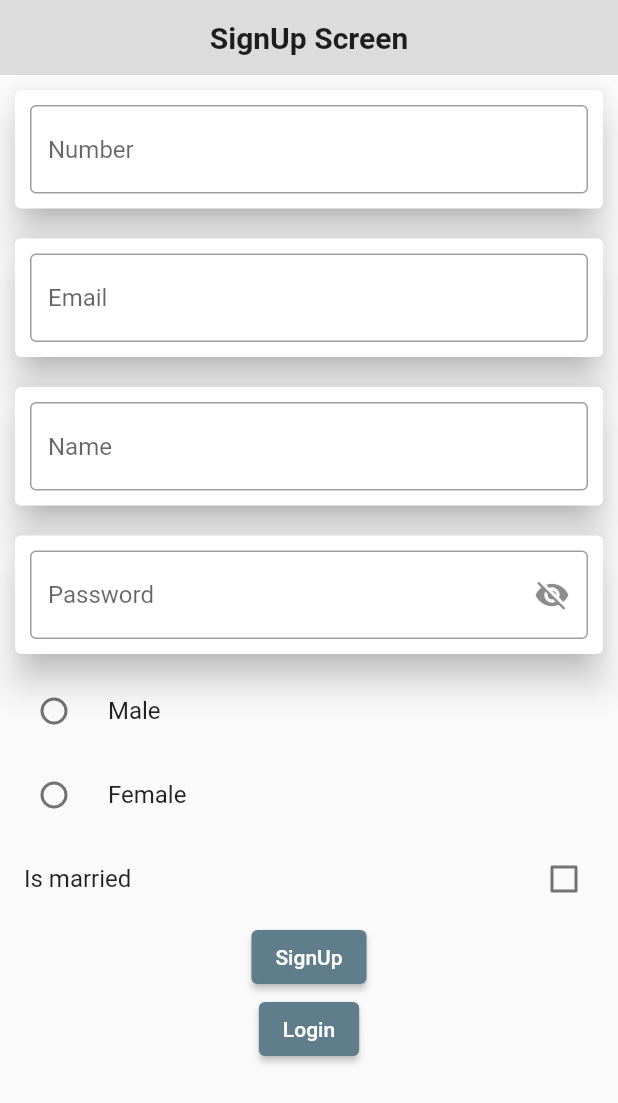
After one commit to Sehrish-Gulzar/E_Commerce_Practice_Task_App, a Flutter app: the SignUp screen opened directly, on a phone screen of 412 x 824 dp. The commit adds this screen. Shown: the top 1103 px of the screen. Run offline on Flutter 3.47's test engine with Material 2 defaults, Android fonts, the phone set to English and light mode, and no system bars.

Commit message:
Add files via upload

```diff
--- /dev/null
+++ b/lib/ClassProduct.dart
@@ -0,0 +1,37 @@
+class Products {
+  String productName;
+  String description;
+  double productPrice;
+  String productPic;
+  Products(
+      {required this.productName,
+      required this.description,
+      required this.productPrice,
+      required this.productPic});
+}
+
+class Customers {
+  String customerName;
+  String customerAdd;
+  int customerNo;
+  Customers(
+      {required this.customerName,
+      required this.customerAdd,
+      required this.customerNo});
+}
+
+class Data {
+  String name = "";
+  String pass = "";
+  String num = "";
+  String email = "";
+  String gender = "";
+  var genderPic;
+  Data(
+      {required this.num,
+      required this.pass,
+      required this.email,
+      required this.name,
+      required this.gender,
+      required this.genderPic});
+}
--- /dev/null
+++ b/lib/Login.dart
@@ -0,0 +1,120 @@
+import 'package:e_commerce_app/SignUp Page.dart';
+import 'package:e_commerce_app/main.dart';
+import 'package:flutter/material.dart';
+
+import 'ClassProduct.dart';
+
+class Login extends StatefulWidget {
+  static List<Data> myuser = [];
+  @override
+  State<Login> createState() => _LoginState();
+}
+
+class _LoginState extends State<Login> {
+  var isHidden = true;
+  TextEditingController emailController = TextEditingController();
+  TextEditingController passController = TextEditingController();
+
+  var isCheck = false;
+  String? email;
+  String? pass;
+  @override
+  Widget build(BuildContext context) {
+    return Scaffold(
+      body: Column(
+        children: [
+          Container(
+            height: 50,
+            width: double.infinity,
+            child: Center(
+                child: Text(
+              "Login Screen",
+              style: TextStyle(fontWeight: FontWeight.bold, fontSize: 20),
+            )),
+            color: Colors.black12,
+          ),
+          Card(
+              margin: EdgeInsets.all(10),
+              elevation: 10,
+              child: Padding(
+                padding: const EdgeInsets.all(10),
+                child: TextField(
+                  controller: emailController,
+                  decoration: InputDecoration(
+                    border: OutlineInputBorder(),
+                    alignLabelWithHint: true,
+                    label: Text("Email"),
+                  ),
+                ),
+              )),
+          Card(
+            margin: EdgeInsets.all(10),
+            elevation: 10,
+            child: Padding(
+              padding: const EdgeInsets.all(10),
+              child: TextField(
+                controller: passController,
+                decoration: InputDecoration(
+                  border: OutlineInputBorder(),
+                  alignLabelWithHint: true,
+                  label: Text("Password"),
+                  suffixIcon: IconButton(
+                    icon: Icon(
+                        isHidden ? Icons.visibility_off : Icons.visibility),
+                    onPressed: () {
+                      setState(() {
+                        isHidden = !isHidden;
+                      });
+                    },
+                  ),
+                ),
+              ),
+            ),
+          ),
+          CheckboxListTile(
+              title: Text("Stay SignIn"),
+              value: isCheck,
+              onChanged: (value) {
+                setState(() {
+                  isCheck = value!;
+                });
+              }),
+          ElevatedButton(
+            onPressed: () {
+              setState(() {
+                email = emailController.text;
+                pass = passController.text;
+                for (int i = 0; i < SignUp.mydata.length; i++) {
+                  if (SignUp.mydata[i].email == email &&
+                      SignUp.mydata[i].pass == pass) {
+                    Login.myuser.add(Data(
+                        num: SignUp.mydata[i].num,
+                        pass: SignUp.mydata[i].pass,
+                        email: SignUp.mydata[i].email,
+                        name: SignUp.mydata[i].name,
+                        gender: SignUp.groupValue1,
+                        genderPic: SignUp.mydata[i].genderPic));
+                    Navigator.push(context,
+                        MaterialPageRoute(builder: (context) => Home()));
+                  } else {
+                    Text("Invalid email or pass");
+                  }
+                }
+              });
+            },
+            child: Text("Login"),
+            style: ElevatedButton.styleFrom(backgroundColor: Colors.blueGrey),
+          ),
+          ElevatedButton(
+            onPressed: () {
+              Navigator.push(
+                  context, MaterialPageRoute(builder: (context) => SignUp()));
+            },
+            child: Text("SignUp"),
+            style: ElevatedButton.styleFrom(backgroundColor: Colors.blueGrey),
+          ),
+        ],
+      ),
+    );
+  }
+}
--- /dev/null
+++ b/lib/SignUp Page.dart
@@ -0,0 +1,214 @@
+import 'package:e_commerce_app/ClassProduct.dart';
+import 'package:e_commerce_app/Login.dart';
+import 'package:flutter/material.dart';
+
+void main() {
+  runApp(MaterialApp(home: SignUp()));
+}
+
+class SignUp extends StatefulWidget {
+  static List<Data> mydata = [
+    Data(
+        num: "030134800",
+        pass: "123",
+        email: "lare@123",
+        name: "Laraib",
+        gender: "Female",
+        genderPic: SignUp.gender[1]),
+    Data(
+        num: "033232323",
+        pass: "123",
+        email: "sehrigul11@gmail.com",
+        name: "Sehrish",
+        gender: "Female",
+        genderPic: SignUp.gender[1])
+  ];
+  static List gender = [
+    CircleAvatar(
+      backgroundImage: AssetImage("assets/images/1.jpg"),
+    ),
+    CircleAvatar(
+      backgroundImage: AssetImage("assets/images/2.jpg"),
+    ),
+  ];
+  static String groupValue = "";
+  static String groupValue1 = "";
+
+  @override
+  State<SignUp> createState() => _SignUpState();
+}
+
+class _SignUpState extends State<SignUp> {
+  var isHidden = true;
+  TextEditingController emailController = TextEditingController();
+  TextEditingController passController = TextEditingController();
+  TextEditingController numController = TextEditingController();
+  TextEditingController nameController = TextEditingController();
+  String name = "";
+  String pass = "";
+  String num = "";
+  String email = "";
+  var isCheck = false;
+
+  @override
+  Widget build(BuildContext context) {
+    return Scaffold(
+      body: Column(
+        // mainAxisAlignment: MainAxisAlignment.center,
+        children: [
+          Container(
+            height: 50,
+            width: double.infinity,
+            child: Center(
+                child: Text(
+              "SignUp Screen",
+              style: TextStyle(fontWeight: FontWeight.bold, fontSize: 20),
+            )),
+            color: Colors.black12,
+          ),
+          Card(
+              margin: EdgeInsets.all(10),
+              elevation: 10,
+              child: Padding(
+                padding: const EdgeInsets.all(10),
+                child: TextField(
+                  controller: numController,
+                  decoration: InputDecoration(
+                    border: OutlineInputBorder(),
+                    alignLabelWithHint: true,
+                    label: Text("Number"),
+                  ),
+                  keyboardType: TextInputType.number,
+                ),
+              )),
+          Card(
+            margin: EdgeInsets.all(10),
+            elevation: 10,
+            child: Padding(
+              padding: const EdgeInsets.all(10),
+              child: TextField(
+                controller: emailController,
+                decoration: InputDecoration(
+                  border: OutlineInputBorder(),
+                  alignLabelWithHint: true,
+                  label: Text("Email"),
+                ),
+              ),
+            ),
+          ),
+          Card(
+              margin: EdgeInsets.all(10),
+              elevation: 10,
+              child: Padding(
+                padding: const EdgeInsets.all(10),
+                child: TextField(
+                  controller: nameController,
+                  decoration: InputDecoration(
+                    border: OutlineInputBorder(),
+                    alignLabelWithHint: true,
+                    label: Text("Name"),
+                  ),
+                ),
+              )),
+          Card(
+            margin: EdgeInsets.all(10),
+            elevation: 10,
+            child: Padding(
+              padding: const EdgeInsets.all(10),
+              child: TextField(
+                obscureText: isHidden,
+                controller: passController,
+                decoration: InputDecoration(
+                  border: OutlineInputBorder(),
+                  alignLabelWithHint: true,
+                  label: Text("Password"),
+                  suffixIcon: IconButton(
+                    icon: Icon(
+                        isHidden ? Icons.visibility_off : Icons.visibility),
+                    onPressed: () {
+                      setState(() {
+                        isHidden = !isHidden;
+                      });
+                    },
+                  ),
+                ),
+              ),
+            ),
+          ),
+          RadioListTile(
+              title: Text("Male"),
+              value: "Male",
+              groupValue: SignUp.groupValue1,
+              onChanged: (value) {
+                setState(() {
+                  SignUp.groupValue1 = value.toString();
+                });
+                print(value);
+              }),
+          RadioListTile(
+              title: Text("Female"),
+              value: "Female",
+              groupValue: SignUp.groupValue1,
+              onChanged: (value) {
+                setState(() {
+                  SignUp.groupValue1 = value.toString();
+                });
+                print(value);
+              }),
+          CheckboxListTile(
+              title: Text("Is married"),
+              value: isCheck,
+              onChanged: (value) {
+                setState(() {
+                  isCheck = value!;
+                });
+              }),
+          ElevatedButton(
+            onPressed: () {
+              setState(() {
+                name = nameController.text;
+                email = emailController.text;
+                pass = passController.text;
+                num = numController.text;
+                if (SignUp.groupValue1 == "Male") {
+                  SignUp.mydata.add(Data(
+                      num: num,
+                      pass: pass,
+                      email: email,
+                      name: name,
+                      gender: SignUp.groupValue1,
+                      genderPic: SignUp.gender[0]));
+                }
+                if (SignUp.groupValue1 == "Female") {
+                  SignUp.mydata.add(Data(
+                      num: num,
+                      pass: pass,
+                      email: email,
+                      name: name,
+                      gender: SignUp.groupValue1,
+                      genderPic: SignUp.gender[1]));
+                }
+
+                print(
+                    "${SignUp.mydata[0].pass}\n${SignUp.mydata[0].email}\n${SignUp.mydata[0].num}\n${SignUp.mydata[0].name}\n${SignUp.mydata[0].gender}");
+                Navigator.push(
+                    context, MaterialPageRoute(builder: (context) => Login()));
+              });
+            },
+            child: Text("SignUp"),
+            style: ElevatedButton.styleFrom(backgroundColor: Colors.blueGrey),
+          ),
+          ElevatedButton(
+              style: ElevatedButton.styleFrom(backgroundColor: Colors.blueGrey),
+              onPressed: () {
+                setState(() {
+                  Navigator.push(context,
+                      MaterialPageRoute(builder: (context) => Login()));
+                });
+              },
+              child: Text("Login"))
+        ],
+      ),
+    );
+  }
+}
--- a/lib/TabBarWithoutCreatingNewWidget.dart
+++ b/lib/TabBarWithoutCreatingNewWidget.dart
@@ -1,4 +1,4 @@
-import 'package:e_commerce_app/products.dart';
+import 'package:e_commerce_app/ClassProduct.dart';
 import 'package:flutter/material.dart';
 
 import 'gridviewDemo.dart';
--- a/lib/cartDetails.dart
+++ b/lib/cartDetails.dart
@@ -1,4 +1,4 @@
-import 'package:e_commerce_app/pic.dart';
+import 'package:e_commerce_app/ProductPicDetails.dart';
 import 'package:flutter/material.dart';
 
 class Cart extends StatelessWidget {
--- a/lib/customerData.dart
+++ b/lib/customerData.dart
@@ -1,4 +1,4 @@
-import 'package:e_commerce_app/products.dart';
+import 'package:e_commerce_app/ClassProduct.dart';
 import 'package:flutter/material.dart';
 
 void main() {
--- a/lib/eCommerce.dart
+++ b/lib/eCommerce.dart
@@ -1,5 +1,5 @@
-import 'package:e_commerce_app/pic.dart';
-import 'package:e_commerce_app/products.dart';
+import 'package:e_commerce_app/ClassProduct.dart';
+import 'package:e_commerce_app/ProductPicDetails.dart';
 import 'package:flutter/material.dart';
 
 void main() {
--- a/lib/gridviewDemo.dart
+++ b/lib/gridviewDemo.dart
@@ -1,4 +1,4 @@
-import 'package:e_commerce_app/products.dart';
+import 'package:e_commerce_app/ClassProduct.dart';
 import 'package:flutter/material.dart';
 
 void main() {
--- a/lib/main.dart
+++ b/lib/main.dart
@@ -1,3 +1,4 @@
+import 'package:e_commerce_app/Login.dart';
 import 'package:e_commerce_app/cartDetails.dart';
 import 'package:e_commerce_app/customerData.dart';
 import 'package:e_commerce_app/eCommerce.dart';
@@ -26,8 +27,6 @@ class MyApp extends StatelessWidget {
 }
 
 class Home extends StatefulWidget {
-  // const Home({Key? key}) : super(key: key);
-
   @override
   State<Home> createState() => _HomeState();
 }
@@ -122,6 +121,17 @@ class _HomeState extends State<Home> {
                 ],
               ),
             ),
+
+            ListTile(
+              leading: Login.myuser[0].genderPic,
+              title: Column(
+                mainAxisAlignment: MainAxisAlignment.start,
+                children: [
+                  Text("Name: ${Login.myuser[0].name}"),
+                  Text("Email: ${Login.myuser[0].email}"),
+                ],
+              ),
+            ),
             ListTile(
               leading: Icon(Icons.home),
               title: Text("All Products"),
```
Also changed, not shown: lib/OnOff.dart (added, +50 -0 lines), lib/ProductPicDetails.dart (added, +94 -0 lines), lib/SwitchDemo.dart (added, +116 -0 lines), lib/TabBarMain.dart (+1 -10 lines), lib/IconTask.dart (line endings or trailing spaces), lib/TabDemo.dart (line endings or trailing spaces), lib/TabTask.dart (line endings or trailing spaces), lib/UserSignupInfo.dart (added), lib/snackBar.dart (line endings or trailing spaces).
